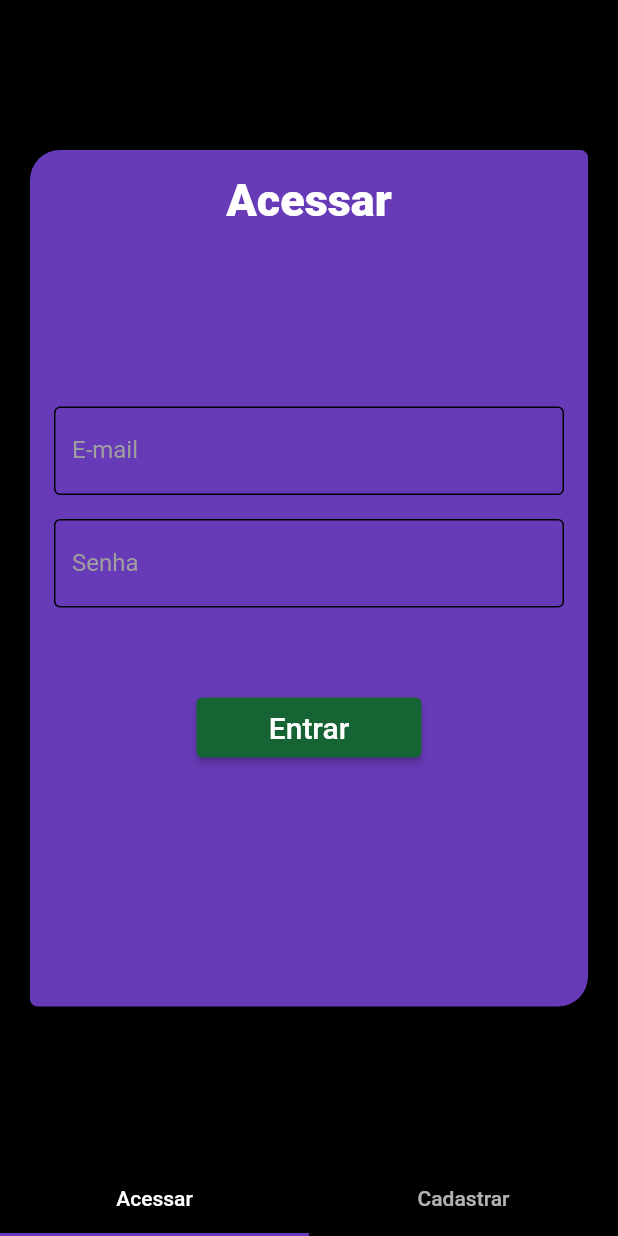
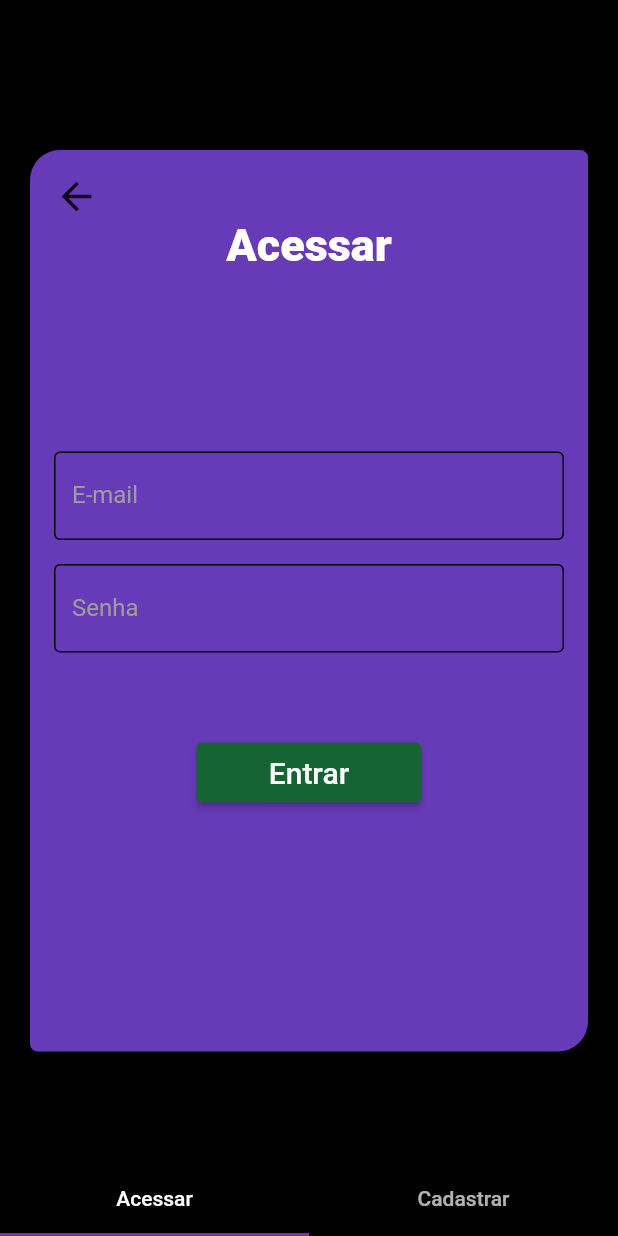
Before and after one commit to PatrickBritoK/deliveryfnaf, a Flutter app: the screen it shows after launch, after a tap on "To Start", on a phone screen of 412 x 824 dp. Run offline on Flutter 3.47's test engine with Material 2 defaults, Android fonts, the phone set to English and light mode, and no system bars.

Commit message:
att botao voltar

```diff
--- a/lib/pages/login.dart
+++ b/lib/pages/login.dart
@@ -1,3 +1,5 @@
+import 'package:deliveryfnaf/pages/home.dart';
+import 'package:deliveryfnaf/pages/inicio.dart';
 import 'package:flutter/material.dart';
 
 class HomeLogin extends StatelessWidget {
@@ -16,13 +18,12 @@ class HomeLogin extends StatelessWidget {
                 height: MediaQuery.of(context).size.height,
                 child: SingleChildScrollView(
                   child: Card(
-                    shape:const RoundedRectangleBorder(
+                    shape: const RoundedRectangleBorder(
                       borderRadius: BorderRadius.only(
                           bottomRight: Radius.circular(20),
                           topLeft: Radius.circular(20),
                           bottomLeft: Radius.circular(5),
-                        topRight: Radius.circular(5)
-                      ),
+                          topRight: Radius.circular(5)),
                     ),
                     margin:
                         const EdgeInsets.only(top: 100, left: 20, right: 20),
@@ -32,6 +33,19 @@ class HomeLogin extends StatelessWidget {
                       child: Column(
                         mainAxisAlignment: MainAxisAlignment.center,
                         children: [
+                          Row(
+                            children: [
+                              InkWell(
+                                onTap: () {
+                                  Navigator.push(context,
+                                      MaterialPageRoute(builder: (context) {
+                                    return const HomePage();
+                                  }));
+                                },
+                                child: const Icon(Icons.arrow_back, size: 30),
+                              ),
+                            ],
+                          ),
                           const Padding(
                             padding: EdgeInsets.only(bottom: 120),
                             child: Text(
@@ -39,8 +53,7 @@ class HomeLogin extends StatelessWidget {
                               style: TextStyle(
                                   fontSize: 30,
                                   fontWeight: FontWeight.w900,
-                                color: Colors.white
-                              ),
+                                  color: Colors.white),
                             ),
                           ),
                           TextFormField(
@@ -98,17 +111,15 @@ class HomeLogin extends StatelessWidget {
                 ),
               ),
               SizedBox(
-
                 height: MediaQuery.of(context).size.height,
                 child: SingleChildScrollView(
                   child: Card(
-                    shape:const RoundedRectangleBorder(
+                    shape: const RoundedRectangleBorder(
                       borderRadius: BorderRadius.only(
                           bottomRight: Radius.circular(5),
                           topLeft: Radius.circular(5),
                           bottomLeft: Radius.circular(20),
-                        topRight: Radius.circular(20)
-                      ),
+                          topRight: Radius.circular(20)),
                     ),
                     margin:
                         const EdgeInsets.only(top: 100, left: 20, right: 20),
@@ -118,6 +129,19 @@ class HomeLogin extends StatelessWidget {
                       child: Column(
                         mainAxisAlignment: MainAxisAlignment.center,
                         children: [
+                          Row(
+                            children: [
+                              InkWell(
+                                onTap: () {
+                                  Navigator.push(context,
+                                      MaterialPageRoute(builder: (context) {
+                                    return const HomePage();
+                                  }));
+                                },
+                                child: const Icon(Icons.arrow_back, size: 30),
+                              ),
+                            ],
+                          ),
                           const Padding(
                             padding: EdgeInsets.only(bottom: 100),
                             child: Text(
@@ -125,8 +149,7 @@ class HomeLogin extends StatelessWidget {
                               style: TextStyle(
                                   fontSize: 30,
                                   fontWeight: FontWeight.w900,
-                                color: Colors.white
-                              ),
+                                  color: Colors.white),
                             ),
                           ),
                           Row(
@@ -231,7 +254,7 @@ class HomeLogin extends StatelessWidget {
                               ),
                             ),
                           ),
-                          const SizedBox(height: 100),
+                          const SizedBox(height: 20),
                         ],
                       ),
                     ),
```
Also changed, not shown: lib/pages/inicio.dart (added, +14 -0 lines). Lines whose indentation alone changed are shown as unchanged.
